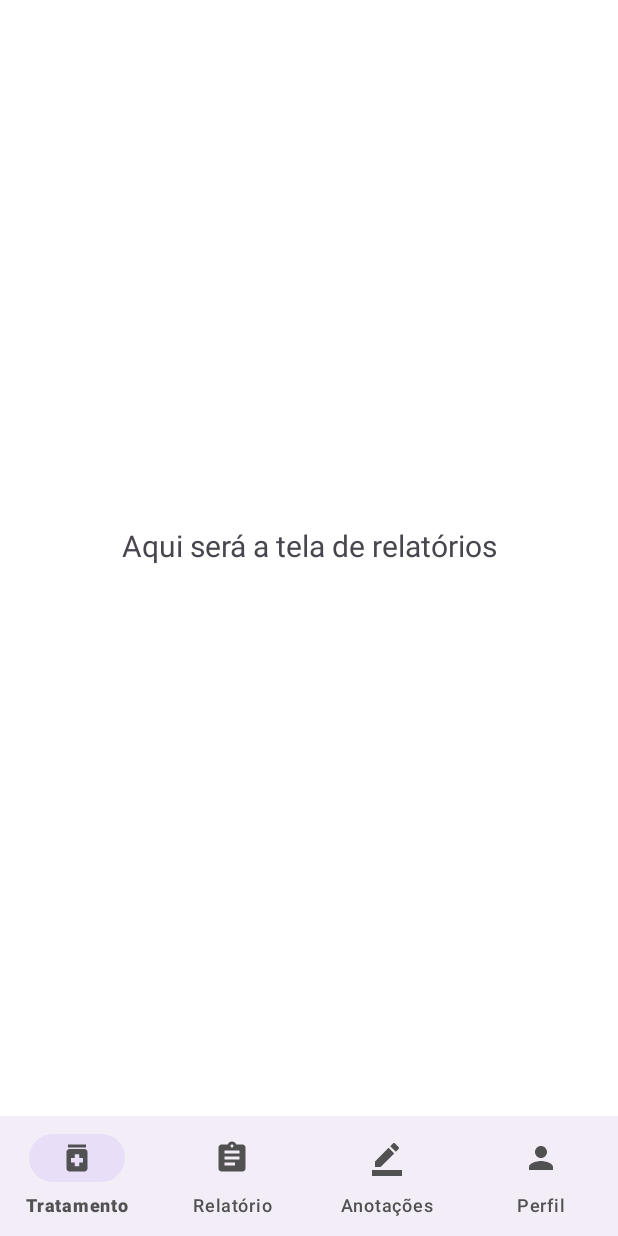
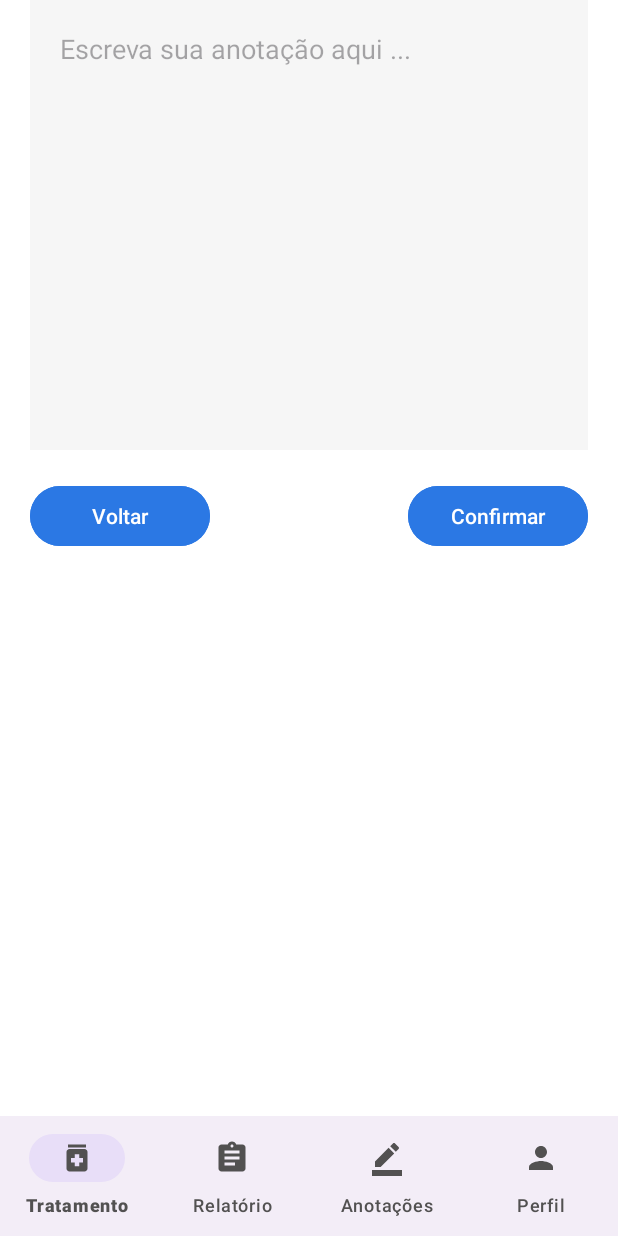
Before and after one commit to lisboaluan/doseCerta, an Android app: the fragment RelatorioFragment placed in its activity, on a phone screen of 412 x 824 dp. Run offline under Robolectric (Android 15) with nearby library versions, the phone set to English and light mode, and no system bars.

Commit message:
Front Anotação parte 1

```diff
--- a/app/src/main/res/layout/fragment_relatorio.xml
+++ b/app/src/main/res/layout/fragment_relatorio.xml
@@ -5,16 +5,57 @@
     android:layout_height="match_parent"
     tools:context=".fragments.RelatorioFragment">
 
+    <LinearLayout
+        android:layout_width="match_parent"
+        android:layout_height="match_parent"
+        android:orientation="vertical"
+        android:gravity="top"
+        android:layout_marginLeft="20dp"
+        android:layout_marginRight="20dp">
 
-    <TextView
-        android:id="@+id/textView2"
-        android:layout_width="match_parent"
-        android:layout_height="wrap_content"
-        android:layout_marginLeft="40dp"
-        android:layout_marginTop="350dp"
-        android:layout_marginRight="40dp"
-        android:textAlignment="center"
-        android:text="@string/txt_relatorio"
-        android:textSize="20sp" />
+        <EditText
+            android:id="@+id/escrevaAnotacao"
+            android:layout_width="match_parent"
+            android:layout_height="300dp"
+            android:background="@color/light_grey"
+            android:hint="Escreva sua anotação aqui ..."
+            android:inputType="textMultiLine"
+            android:minLines="3"
+            android:maxLines="6"
+            android:gravity="top"
+            android:scrollbars="vertical"
+            android:paddingLeft="20dp"
+            android:paddingTop="20dp"/>
 
+        <LinearLayout
+            android:layout_width="match_parent"
+            android:layout_height="wrap_content"
+            android:orientation="horizontal"
+            android:layout_marginTop="20dp">
+            <com.google.android.material.button.MaterialButton
+                android:id="@+id/btn_voltarAnotacao"
+                android:layout_width="120dp"
+                android:layout_height="wrap_content"
+                android:layout_marginEnd="16dp"
+                android:backgroundTint="@color/blue"
+                android:text="Voltar"
+                android:textAlignment="center"
+                android:textColor="@color/white" />
+            <View
+                android:layout_width="0dp"
+                android:layout_height="wrap_content"
+                android:layout_weight="1" />
+
+            <com.google.android.material.button.MaterialButton
+                android:id="@+id/btn_confirmar"
+                android:layout_width="120dp"
+                android:layout_height="wrap_content"
+                android:backgroundTint="@color/blue"
+                android:text="Confirmar"
+                android:textAlignment="center"
+                android:textColor="@color/white" />
+
+        </LinearLayout>
+
+    </LinearLayout>
 </FrameLayout>
```
Also changed, not shown: app/src/main/res/layout/fragment_anotacao.xml (+22 -9 lines), 1 other file.
